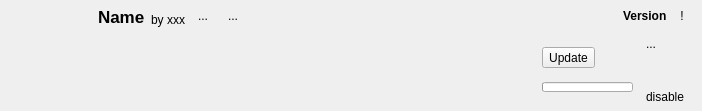
This is src/ui/local/localmoditemwidget.ui in kaniol-lck/modmanager as Qt 5 draws it before an edit. The edited form follows.
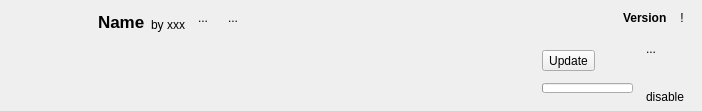
This is the edited form. Icons and pictures are not drawn.

```diff
--- a/src/ui/local/localmoditemwidget.ui
+++ b/src/ui/local/localmoditemwidget.ui
@@ -83,6 +83,12 @@
          <verstretch>0</verstretch>
         </sizepolicy>
        </property>
+       <property name="minimumSize">
+        <size>
+         <width>0</width>
+         <height>28</height>
+        </size>
+       </property>
        <property name="font">
         <font>
          <pointsize>13</pointsize>
```
